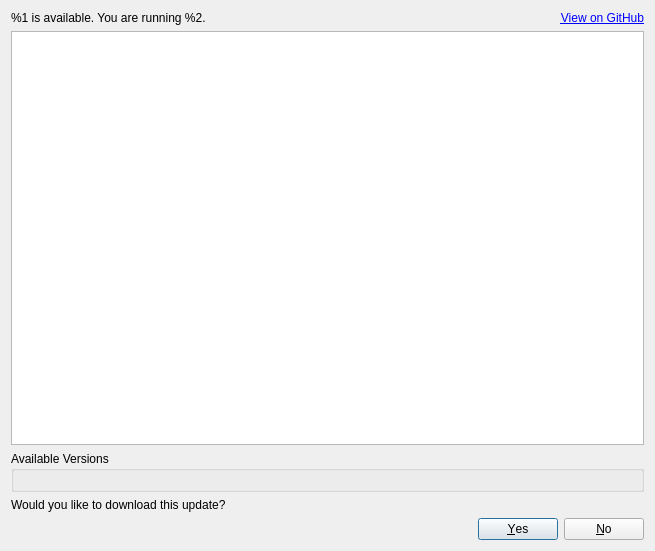
Above: src/yuzu/updater/update_dialog.ui from Djihads80/Eglantine before the change. Below: the same form after it.
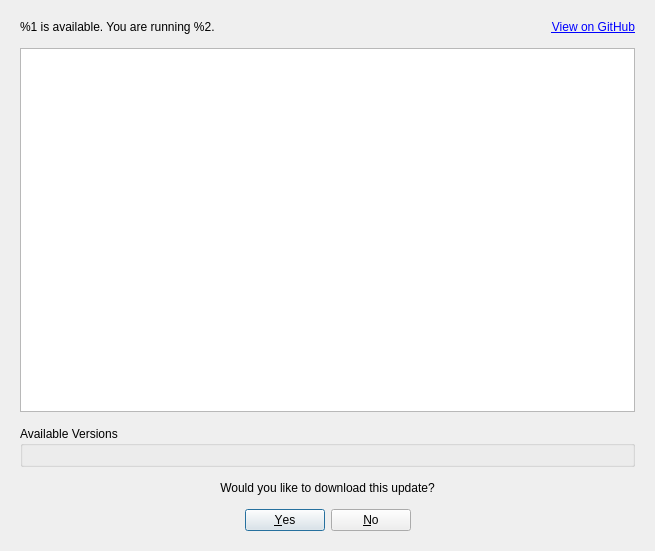
That is the form after the change.

Commit message: ui: centre update prompt buttons, adjust spacing

What changed in the file:
```diff
--- a/src/yuzu/updater/update_dialog.ui
+++ b/src/yuzu/updater/update_dialog.ui
@@ -14,6 +14,24 @@
    <string>Update Available</string>
   </property>
   <layout class="QGridLayout" name="gridLayout">
+   <property name="leftMargin">
+    <number>20</number>
+   </property>
+   <property name="topMargin">
+    <number>20</number>
+   </property>
+   <property name="rightMargin">
+    <number>20</number>
+   </property>
+   <property name="bottomMargin">
+    <number>20</number>
+   </property>
+   <property name="horizontalSpacing">
+    <number>12</number>
+   </property>
+   <property name="verticalSpacing">
+    <number>14</number>
+   </property>
    <item row="0" column="1">
     <widget class="QLabel" name="url">
      <property name="text">
@@ -32,6 +50,9 @@
      <property name="text">
       <string>Would you like to download this update?</string>
      </property>
+     <property name="alignment">
+      <set>Qt::AlignmentFlag::AlignCenter</set>
+     </property>
     </widget>
    </item>
    <item row="4" column="0" colspan="2">
@@ -42,6 +63,9 @@
      <property name="standardButtons">
       <set>QDialogButtonBox::StandardButton::No|QDialogButtonBox::StandardButton::Yes</set>
      </property>
+     <property name="centerButtons">
+      <bool>true</bool>
+     </property>
     </widget>
    </item>
    <item row="2" column="0" colspan="2">
```
